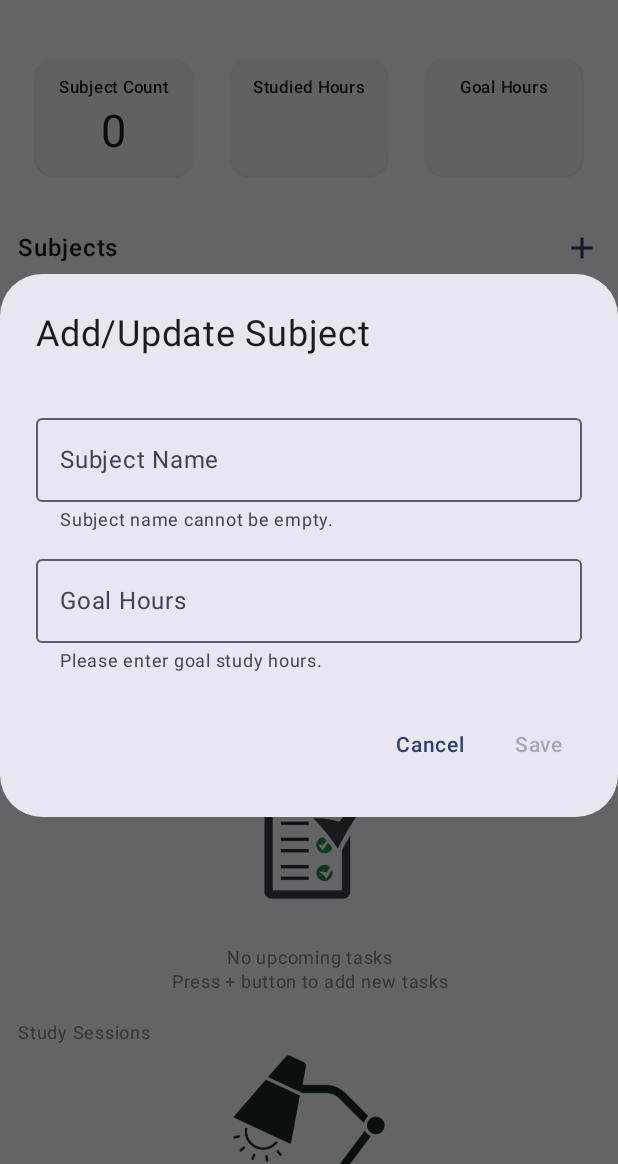
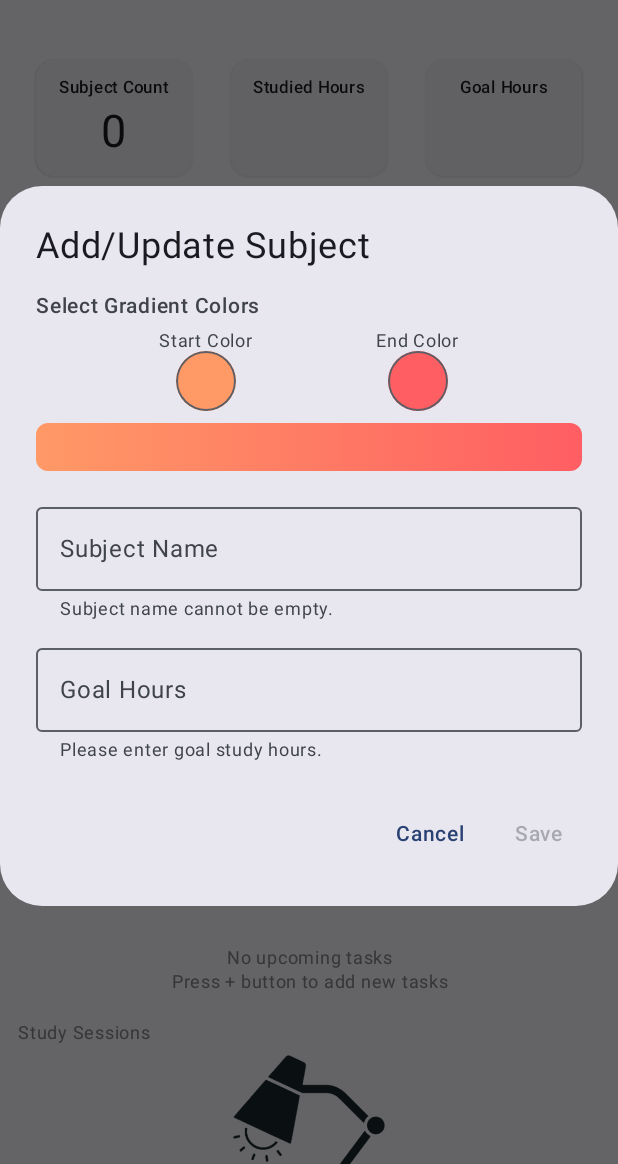
Before and after one commit to sbhjt-gr/mydenfocus, an Android app built with Jetpack Compose: the composable DashBoardScreenRoute shown on its own in the app's theme, after a tap on "Add Subject", on a phone screen of 412 x 824 dp, the part 72-1236 px from its top. Run offline under Robolectric (Android 15) with nearby library versions, the light colour scheme and no system bars; our stand-ins replace Dagger/Hilt's generated code, Room's generated code; libraries missing offline, so code that uses them is left out: com.ramcosta.composedestinations; 4 statements that could not run were skipped.

Commit message:
add gradient color picker

```diff
--- a/app/src/main/java/com/gorai/myedenfocus/domain/model/Subject.kt
+++ b/app/src/main/java/com/gorai/myedenfocus/domain/model/Subject.kt
@@ -18,6 +18,25 @@ data class Subject(
     val subjectId: Int? = null
 ) {
     companion object {
-        val subjectCardColors = listOf(gradient1, gradient2, gradient3, gradient4, gradient5)
+        val subjectCardColors = listOf(
+            // Original colors
+            listOf(Color(0xFF6B4DE6), Color(0xFF9900F0)),
+            listOf(Color(0xFFFF5F6D), Color(0xFFFFC371)),
+            listOf(Color(0xFF11998E), Color(0xFF38EF7D)),
+            listOf(Color(0xFF536976), Color(0xFF292E49)),
+            listOf(Color(0xFFFF4B2B), Color(0xFFFF416C)),
+
+            // New modern gradient combinations
+            listOf(Color(0xFF4158D0), Color(0xFFC850C0)),  // Purple dream
+            listOf(Color(0xFF0093E9), Color(0xFF80D0C7)),  // Ocean breeze
+            listOf(Color(0xFFFF3CAC), Color(0xFF784BA0)),  // Pink sunset
+            listOf(Color(0xFF00B4DB), Color(0xFF0083B0)),  // Blue lagoon
+            listOf(Color(0xFFFBB034), Color(0xFFFF0099)),  // Citrus punch
+            listOf(Color(0xFF8E2DE2), Color(0xFF4A00E0)),  // Deep violet
+            listOf(Color(0xFF56CCF2), Color(0xFF2F80ED)),  // Sky blue
+            listOf(Color(0xFFFF6B6B), Color(0xFF556270)),  // Coral gray
+            listOf(Color(0xFF20BF55), Color(0xFF01BAEF)),  // Mint splash
+            listOf(Color(0xFFFF9966), Color(0xFFFF5E62))   // Peach sunset
+        )
     }
 }
--- a/app/src/main/java/com/gorai/myedenfocus/presentation/components/AddSubjectDialog.kt
+++ b/app/src/main/java/com/gorai/myedenfocus/presentation/components/AddSubjectDialog.kt
@@ -16,6 +16,7 @@ import androidx.compose.foundation.layout.size
 import androidx.compose.foundation.shape.CircleShape
 import androidx.compose.foundation.text.KeyboardOptions
 import androidx.compose.material3.AlertDialog
+import androidx.compose.material3.MaterialTheme
 import androidx.compose.material3.OutlinedTextField
 import androidx.compose.material3.Text
 import androidx.compose.material3.TextButton
@@ -31,6 +32,12 @@ import androidx.compose.ui.text.input.ImeAction
 import androidx.compose.ui.text.input.KeyboardType
 import androidx.compose.ui.unit.dp
 import com.gorai.myedenfocus.domain.model.Subject
+import androidx.compose.foundation.lazy.grid.GridCells
+import androidx.compose.foundation.lazy.grid.LazyVerticalGrid
+import androidx.compose.foundation.shape.RoundedCornerShape
+import androidx.compose.ui.Alignment
+import androidx.compose.foundation.lazy.grid.items
+import androidx.compose.ui.graphics.Shape
 
 @Composable
 fun AddSubjectDialog(
@@ -47,6 +54,8 @@ fun AddSubjectDialog(
 ) {
     var subjectNameError by rememberSaveable { mutableStateOf<String?>(null) }
     var goalHoursError by rememberSaveable { mutableStateOf<String?>(null) }
+    var showStartColorPicker by rememberSaveable { mutableStateOf(false) }
+    var showEndColorPicker by rememberSaveable { mutableStateOf(false) }
 
     subjectNameError = when {
         subjectName.isBlank() -> "Subject name cannot be empty."
@@ -69,28 +78,75 @@ fun AddSubjectDialog(
             title = { Text(text = title) },
             text = {
                 Column {
-                    Row(
+                    // Color Picker Section
+                    Column(
                         modifier = Modifier
                             .fillMaxWidth()
-                            .padding(bottom = 16.dp),
-                        horizontalArrangement = Arrangement.SpaceAround
+                            .padding(bottom = 16.dp)
                     ) {
-                        Subject.subjectCardColors.forEach { colors ->
+                        Text(
+                            text = "Select Gradient Colors",
+                            style = MaterialTheme.typography.titleSmall,
+                            modifier = Modifier.padding(bottom = 8.dp)
+                        )
+                        Row(
+                            modifier = Modifier.fillMaxWidth(),
+                            horizontalArrangement = Arrangement.SpaceEvenly
+                        ) {
+                            // Start Color Picker
+                            Column(horizontalAlignment = Alignment.CenterHorizontally) {
+                                Text(
+                                    text = "Start Color",
+                                    style = MaterialTheme.typography.bodySmall
+                                )
                                 Box(
                                     modifier = Modifier
-                                    .size(24.dp)
+                                        .size(40.dp)
                                         .clip(CircleShape)
-                                    .background(brush = Brush.verticalGradient(colors))
+                                        .background(selectedColors.firstOrNull() ?: Color.Gray)
                                         .border(
-                                        width = 2.dp,
-                                        color = if (colors == selectedColors) Color.Black else Color.Transparent,
-                                        shape = CircleShape
+                                            1.dp,
+                                            MaterialTheme.colorScheme.outline,
+                                            CircleShape
                                         )
-                                    .clickable {
-                                        onColorChange(colors)
-                                    }
+                                        .clickable { showStartColorPicker = true }
                                 )
                             }
+
+                            // End Color Picker
+                            Column(horizontalAlignment = Alignment.CenterHorizontally) {
+                                Text(
+                                    text = "End Color",
+                                    style = MaterialTheme.typography.bodySmall
+                                )
+                                Box(
+                                    modifier = Modifier
+                                        .size(40.dp)
+                                        .clip(CircleShape)
+                                        .background(selectedColors.lastOrNull() ?: Color.Gray)
+                                        .border(
+                                            1.dp,
+                                            MaterialTheme.colorScheme.outline,
+                                            CircleShape
+                                        )
+                                        .clickable { showEndColorPicker = true }
+                                )
+                            }
+                        }
+
+                        // Preview of selected gradient
+                        Box(
+                            modifier = Modifier
+                                .fillMaxWidth()
+                                .height(40.dp)
+                                .padding(top = 8.dp)
+                                .clip(RoundedCornerShape(8.dp))
+                                .background(
+                                    brush = Brush.horizontalGradient(
+                                        colors = selectedColors.ifEmpty { listOf(Color.Gray, Color.Gray) }
+                                    )
+                                )
+                        )
                     }
 
                     // Subject Name TextField
@@ -137,4 +193,74 @@ fun AddSubjectDialog(
             }
         )
     }
+
+    // Color Picker Dialog for Start Color
+    if (showStartColorPicker) {
+        ColorPickerDialog(
+            onDismissRequest = { showStartColorPicker = false },
+            onColorSelected = { color ->
+                onColorChange(listOf(color, selectedColors.lastOrNull() ?: Color.Gray))
+                showStartColorPicker = false
             }
+        )
+    }
+
+    // Color Picker Dialog for End Color
+    if (showEndColorPicker) {
+        ColorPickerDialog(
+            onDismissRequest = { showEndColorPicker = false },
+            onColorSelected = { color ->
+                onColorChange(listOf(selectedColors.firstOrNull() ?: Color.Gray, color))
+                showEndColorPicker = false
+            }
+        )
+    }
+}
+
+@Composable
+private fun ColorPickerDialog(
+    onDismissRequest: () -> Unit,
+    onColorSelected: (Color) -> Unit
+) {
+    AlertDialog(
+        onDismissRequest = onDismissRequest,
+        title = { Text("Pick a color") },
+        text = {
+            Column(
+                modifier = Modifier.padding(8.dp)
+            ) {
+                val colors = listOf(
+                    Color.Red, Color.Green, Color.Blue,
+                    Color.Yellow, Color.Cyan, Color.Magenta,
+                    Color.DarkGray, Color.LightGray, Color.Gray,
+                    Color(0xFF6B4DE6), Color(0xFFFF5F6D), Color(0xFF11998E),
+                    Color(0xFF4158D0), Color(0xFF0093E9), Color(0xFFFF3CAC),
+                    Color(0xFFFBB034), Color(0xFF8E2DE2), Color(0xFF56CCF2)
+                )
+
+                LazyVerticalGrid(
+                    columns = GridCells.Fixed(6),
+                    horizontalArrangement = Arrangement.spacedBy(8.dp),
+                    verticalArrangement = Arrangement.spacedBy(8.dp),
+                    modifier = Modifier.height(200.dp)
+                ) {
+                    items(colors) { color ->
+                        Box(
+                            modifier = Modifier
+                                .size(40.dp)
+                                .clip(CircleShape)
+                                .background(color = color)
+                                .border(1.dp, MaterialTheme.colorScheme.outline, CircleShape)
+                                .clickable { onColorSelected(color) }
+                        )
+                    }
+                }
+            }
+        },
+        confirmButton = {
+            TextButton(onClick = onDismissRequest) {
+                Text("Cancel")
+            }
+        }
+    )
+}
```
Lines whose indentation alone changed are shown as unchanged.
